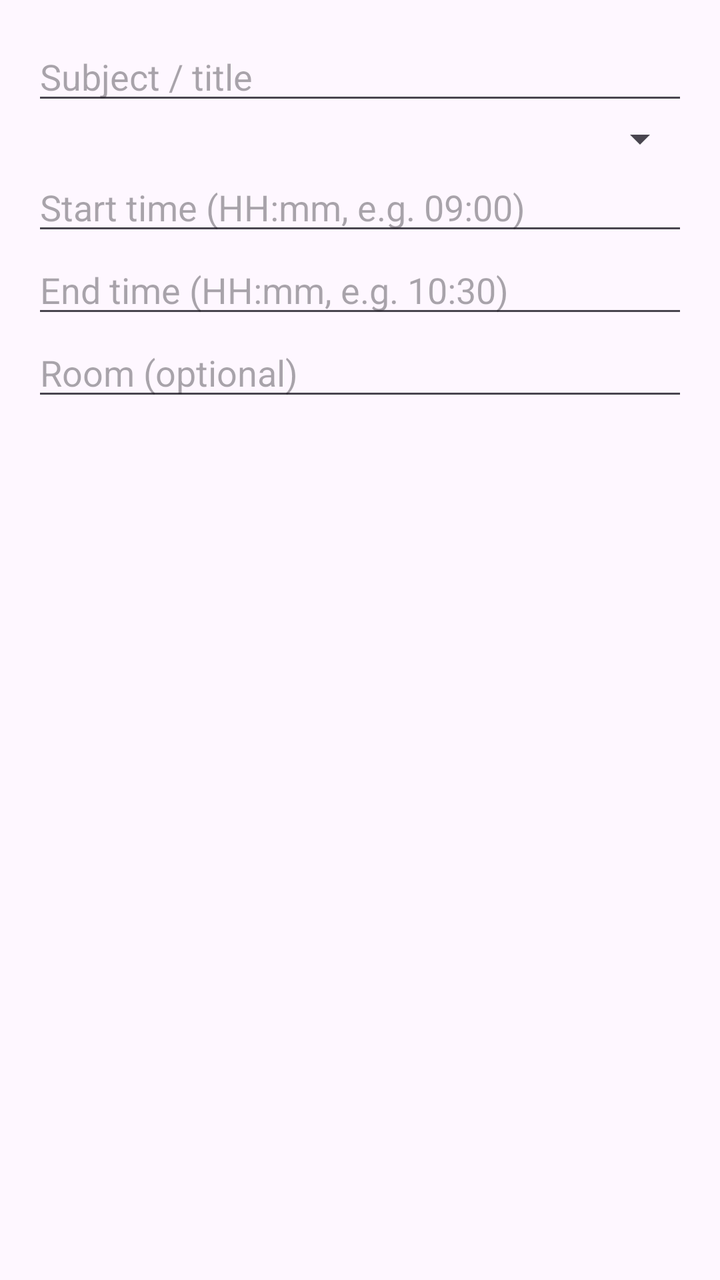
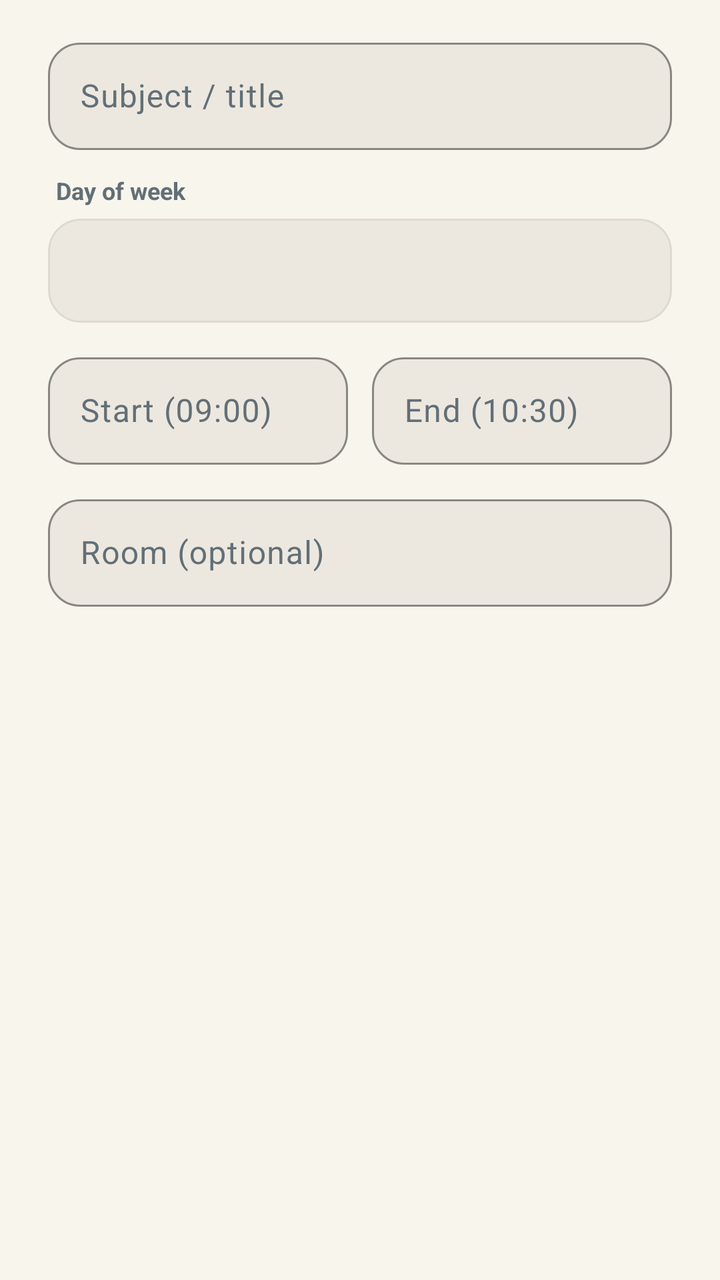

Two renders of the same Android screen: before a commit and after it. Below are the layout's source before the change and the commit's diff.
<!-- AndroidManifest.xml: application theme Theme.Fluxora -->
<!-- res/layout/dialog_add_event.xml -->
<?xml version="1.0" encoding="utf-8"?>
<LinearLayout xmlns:android="http://schemas.android.com/apk/res/android"
    android:layout_width="match_parent"
    android:layout_height="wrap_content"
    android:orientation="vertical"
    android:padding="16dp">

    <EditText
        android:id="@+id/etTitle"
        android:layout_width="match_parent"
        android:layout_height="wrap_content"
        android:hint="Subject / title"
        android:inputType="text" />

    <Spinner
        android:id="@+id/spDay"
        android:layout_width="match_parent"
        android:layout_height="wrap_content" />

    <EditText
        android:id="@+id/etStart"
        android:layout_width="match_parent"
        android:layout_height="wrap_content"
        android:hint="Start time (HH:mm, e.g. 09:00)"
        android:inputType="text" />

    <EditText
        android:id="@+id/etEnd"
        android:layout_width="match_parent"
        android:layout_height="wrap_content"
        android:hint="End time (HH:mm, e.g. 10:30)"
        android:inputType="text" />

    <EditText
        android:id="@+id/etRoom"
        android:layout_width="match_parent"
        android:layout_height="wrap_content"
        android:hint="Room (optional)"
        android:inputType="text" />
</LinearLayout>
<!-- resources referenced by this layout -->
<resources>
  <style name="Base.Theme.Fluxora" parent="Theme.Material3.DayNight.NoActionBar">
          
          
      </style>
  <!-- unchanged entries left out for length: 1 -->
</resources>

<!-- the commit's change to res/layout/dialog_add_event.xml (unified diff, before → after) -->
@@ -3,38 +3,99 @@
     android:layout_width="match_parent"
     android:layout_height="wrap_content"
     android:orientation="vertical"
-    android:padding="16dp">
+    android:paddingStart="24dp"
+    android:paddingTop="16dp"
+    android:paddingEnd="24dp"
+    android:paddingBottom="12dp">
 
-    <EditText
-        android:id="@+id/etTitle"
+    <com.google.android.material.textfield.TextInputLayout
+        style="@style/Widget.Fluxora.TextInputLayout"
         android:layout_width="match_parent"
         android:layout_height="wrap_content"
-        android:hint="Subject / title"
-        android:inputType="text" />
+        android:layout_marginBottom="12dp">
+
+        <EditText
+            android:id="@+id/etTitle"
+            android:layout_width="match_parent"
+            android:layout_height="wrap_content"
+            android:hint="Subject / title"
+            android:inputType="textCapWords"
+            android:padding="16dp"
+            android:textColor="?attr/colorOnSurface" />
+    </com.google.android.material.textfield.TextInputLayout>
+
+    <TextView
+        android:layout_width="match_parent"
+        android:layout_height="wrap_content"
+        android:layout_marginStart="4dp"
+        android:layout_marginBottom="6dp"
+        android:text="Day of week"
+        android:textColor="?attr/colorOnSurfaceVariant"
+        android:textSize="12sp"
+        android:textStyle="bold" />
 
     <Spinner
         android:id="@+id/spDay"
         android:layout_width="match_parent"
-        android:layout_height="wrap_content" />
+        android:layout_height="52dp"
+        android:layout_marginBottom="12dp"
+        android:background="@drawable/bg_soft_input"
+        android:paddingStart="12dp"
+        android:paddingEnd="12dp" />
 
-    <EditText
-        android:id="@+id/etStart"
+    <LinearLayout
         android:layout_width="match_parent"
         android:layout_height="wrap_content"
-        android:hint="Start time (HH:mm, e.g. 09:00)"
-        android:inputType="text" />
+        android:layout_marginBottom="12dp"
+        android:orientation="horizontal">
 
-    <EditText
-        android:id="@+id/etEnd"
+        <com.google.android.material.textfield.TextInputLayout
+            style="@style/Widget.Fluxora.TextInputLayout"
+            android:layout_width="0dp"
+            android:layout_height="wrap_content"
+            android:layout_marginEnd="6dp"
+            android:layout_weight="1">
+
+            <EditText
+                android:id="@+id/etStart"
+                android:layout_width="match_parent"
+                android:layout_height="wrap_content"
+                android:hint="Start (09:00)"
+                android:inputType="time"
+                android:padding="16dp"
+                android:textColor="?attr/colorOnSurface" />
+        </com.google.android.material.textfield.TextInputLayout>
+
+        <com.google.android.material.textfield.TextInputLayout
+            style="@style/Widget.Fluxora.TextInputLayout"
+            android:layout_width="0dp"
+            android:layout_height="wrap_content"
+            android:layout_marginStart="6dp"
+            android:layout_weight="1">
+
+            <EditText
+                android:id="@+id/etEnd"
+                android:layout_width="match_parent"
+                android:layout_height="wrap_content"
+                android:hint="End (10:30)"
+                android:inputType="time"
+                android:padding="16dp"
+                android:textColor="?attr/colorOnSurface" />
+        </com.google.android.material.textfield.TextInputLayout>
+    </LinearLayout>
+
+    <com.google.android.material.textfield.TextInputLayout
+        style="@style/Widget.Fluxora.TextInputLayout"
         android:layout_width="match_parent"
-        android:layout_height="wrap_content"
-        android:hint="End time (HH:mm, e.g. 10:30)"
-        android:inputType="text" />
+        android:layout_height="wrap_content">
 
-    <EditText
-        android:id="@+id/etRoom"
-        android:layout_width="match_parent"
-        android:layout_height="wrap_content"
-        android:hint="Room (optional)"
-        android:inputType="text" />
+        <EditText
+            android:id="@+id/etRoom"
+            android:layout_width="match_parent"
+            android:layout_height="wrap_content"
+            android:hint="Room (optional)"
+            android:inputType="textCapCharacters"
+            android:padding="16dp"
+            android:textColor="?attr/colorOnSurface" />
+    </com.google.android.material.textfield.TextInputLayout>
 </LinearLayout>
<!-- resource entries referenced after the edit -->
@@ -1,8 +1,124 @@
 <!-- resources referenced by this layout -->
 <resources>
+  <!-- drawable bg_soft_input (drawable) -->
+  <?xml version="1.0" encoding="utf-8"?>
+  <shape xmlns:android="http://schemas.android.com/apk/res/android"
+      android:shape="rectangle">
+      <solid android:color="?attr/colorSurface" />
+      <corners android:radius="16dp" />
+      <stroke
+          android:width="1dp"
+          android:color="?attr/colorOutlineVariant" />
+  </shape>
+  <style name="Widget.Fluxora.TextInputLayout" parent="Widget.Material3.TextInputLayout.OutlinedBox">
+          <item name="boxCornerRadiusTopStart">16dp</item>
+          <item name="boxCornerRadiusTopEnd">16dp</item>
+          <item name="boxCornerRadiusBottomStart">16dp</item>
+          <item name="boxCornerRadiusBottomEnd">16dp</item>
+          <item name="boxBackgroundColor">?attr/colorSurface</item>
+          <item name="boxStrokeColor">?attr/colorPrimary</item>
+          <item name="boxStrokeWidth">1dp</item>
+      </style>
   <style name="Base.Theme.Fluxora" parent="Theme.Material3.DayNight.NoActionBar">
           
+          <item name="colorPrimary">@color/primary</item>
+          <item name="colorOnPrimary">@color/on_primary</item>
+          <item name="colorPrimaryContainer">@color/primary_container</item>
+          <item name="colorOnPrimaryContainer">@color/on_primary_container</item>
+  
+          <item name="colorSecondary">@color/secondary</item>
+          <item name="colorOnSecondary">@color/on_secondary</item>
+          <item name="colorSecondaryContainer">@color/secondary_container</item>
+          <item name="colorOnSecondaryContainer">@color/on_secondary_container</item>
+  
+          <item name="colorTertiary">@color/tertiary</item>
+          <item name="colorOnTertiary">@color/on_tertiary</item>
+          <item name="colorTertiaryContainer">@color/tertiary_container</item>
+          <item name="colorOnTertiaryContainer">@color/on_tertiary_container</item>
+  
           
+          <item name="android:colorBackground">@color/background_light</item>
+          <item name="colorOnBackground">@color/text_primary_light</item>
+          <item name="colorSurface">@color/surface_light</item>
+          <item name="colorOnSurface">@color/text_primary_light</item>
+          <item name="colorSurfaceVariant">@color/surface_variant_light</item>
+          <item name="colorOnSurfaceVariant">@color/text_secondary_light</item>
+          <item name="colorSurfaceContainer">@color/surface_light</item>
+          <item name="colorSurfaceContainerHigh">@color/surface_container_light</item>
+          <item name="colorOutline">@color/outline_light</item>
+          <item name="colorOutlineVariant">@color/outline_variant_light</item>
+  
+          
+          <item name="colorError">@color/danger</item>
+          <item name="colorErrorContainer">@color/danger_container</item>
+          <item name="colorOnErrorContainer">@color/on_danger_container</item>
+  
+          
+          <item name="android:statusBarColor">@color/background_light</item>
+          <item name="android:navigationBarColor">@color/background_light</item>
+          <item name="android:windowLightStatusBar">true</item>
+          <item name="android:windowLightNavigationBar" tools:targetApi="o_mr1">true</item>
+  
+          
+          <item name="materialCardViewStyle">@style/Widget.Fluxora.CardView</item>
+          <item name="materialButtonStyle">@style/Widget.Fluxora.Button.Primary</item>
+          <item name="bottomSheetDialogTheme">@style/ThemeOverlay.Fluxora.BottomSheetDialog</item>
+      </style>
+  <color name="primary">#6B8E7E</color>
+  <color name="on_primary">#FFFFFF</color>
+  <color name="primary_container">#DCE7E1</color>
+  <color name="on_primary_container">#23352D</color>
+  <color name="secondary">#F0D9C5</color>
+  <color name="on_secondary">#36454F</color>
+  <color name="secondary_container">#F0D9C5</color>
+  <color name="on_secondary_container">#36454F</color>
+  <color name="tertiary">#D4AF37</color>
+  <color name="on_tertiary">#1E2824</color>
+  <color name="tertiary_container">#F7EFE0</color>
+  <color name="on_tertiary_container">#4A3B0C</color>
+  <color name="background_light">#F8F5ED</color>
+  <color name="text_primary_light">#36454F</color>
+  <color name="surface_light">#EDE8DF</color>
+  <color name="surface_variant_light">#E2DDD2</color>
+  <color name="text_secondary_light">#626F77</color>
+  <color name="surface_container_light">#E5DFD3</color>
+  <color name="outline_light">#C9C3B6</color>
+  <color name="outline_variant_light">#DFDAD0</color>
+  <color name="danger">#B85450</color>
+  <color name="danger_container">#F5DFDE</color>
+  <color name="on_danger_container">#4A1B19</color>
+  <style name="Widget.Fluxora.CardView" parent="Widget.Material3.CardView.Filled">
+          <item name="cardBackgroundColor">?attr/colorSurface</item>
+          <item name="cardCornerRadius">20dp</item>
+          <item name="cardElevation">0dp</item>
+          <item name="strokeWidth">0dp</item>
+          <item name="contentPadding">20dp</item>
+      </style>
+  <style name="Widget.Fluxora.Button.Primary" parent="Widget.Material3.Button">
+          <item name="backgroundTint">?attr/colorPrimary</item>
+          <item name="android:textColor">?attr/colorOnPrimary</item>
+          <item name="cornerRadius">999dp</item>
+          <item name="android:insetTop">0dp</item>
+          <item name="android:insetBottom">0dp</item>
+          <item name="android:minHeight">54dp</item>
+          <item name="android:letterSpacing">0.03</item>
+          <item name="android:textAllCaps">false</item>
+          <item name="elevation">0dp</item>
+      </style>
+  <style name="ThemeOverlay.Fluxora.BottomSheetDialog" parent="ThemeOverlay.Material3.BottomSheetDialog">
+          <item name="bottomSheetStyle">@style/Widget.Fluxora.BottomSheet</item>
+      </style>
+  <style name="Widget.Fluxora.BottomSheet" parent="Widget.Material3.BottomSheet.Modal">
+          <item name="backgroundTint">?attr/colorSurface</item>
+          <item name="shapeAppearanceOverlay">@style/ShapeAppearance.Fluxora.BottomSheet</item>
+          <item name="elevation">0dp</item>
+      </style>
+  <style name="ShapeAppearance.Fluxora.BottomSheet" parent="">
+          <item name="cornerFamily">rounded</item>
+          <item name="cornerSizeTopLeft">24dp</item>
+          <item name="cornerSizeTopRight">24dp</item>
+          <item name="cornerSizeBottomLeft">0dp</item>
+          <item name="cornerSizeBottomRight">0dp</item>
       </style>
   <!-- unchanged entries left out for length: 1 -->
 </resources>
